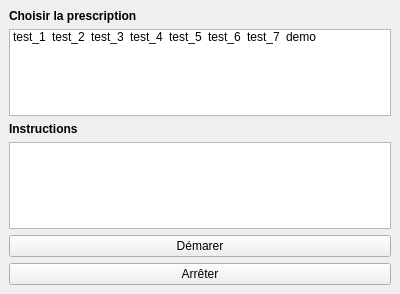
dina-sfairy/Pilulier, file GUI/concept_gui2.ui: the form before one commit.
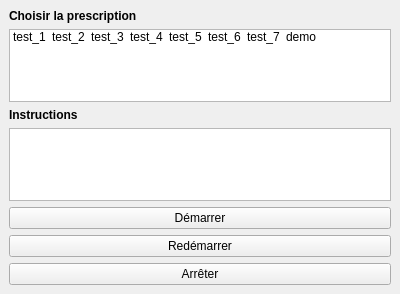
The form after the commit.

Commit message: [GUI] Mise à jour de la géométrie du GUI

```diff
--- a/GUI/concept_gui2.ui
+++ b/GUI/concept_gui2.ui
@@ -97,7 +97,14 @@
     <item>
      <widget class="QPushButton" name="boutonDemarer">
       <property name="text">
-       <string>Démarer</string>
+       <string>Démarrer</string>
+      </property>
+     </widget>
+    </item>
+    <item>
+     <widget class="QPushButton" name="boutonRedemarrer">
+      <property name="text">
+       <string>Redémarrer</string>
       </property>
      </widget>
     </item>
```
